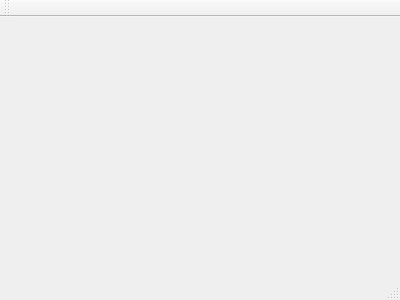
Qt form MainWindow.ui (pozitiffcat/GpxAnalysis) before a commit.
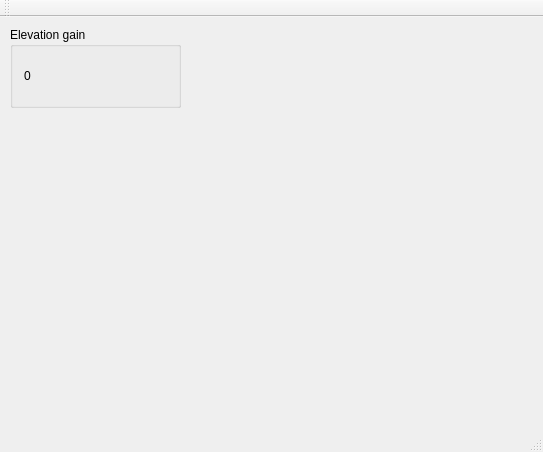
The same form after that commit. Custom widgets are drawn as their Qt base class.

Diff of the .ui file:
```diff
--- a/MainWindow.ui
+++ b/MainWindow.ui
@@ -1,24 +1,80 @@
 <ui version="4.0">
  <class>MainWindow</class>
- <widget class="QMainWindow" name="MainWindow" >
-  <property name="geometry" >
+ <widget class="QMainWindow" name="MainWindow">
+  <property name="geometry">
    <rect>
     <x>0</x>
     <y>0</y>
-    <width>400</width>
-    <height>300</height>
+    <width>543</width>
+    <height>452</height>
    </rect>
   </property>
   <property name="windowTitle" >
    <string>MainWindow</string>
   </property>
-  <widget class="QMenuBar" name="menuBar" />
-  <widget class="QToolBar" name="mainToolBar" />
-  <widget class="QWidget" name="centralWidget" />
-  <widget class="QStatusBar" name="statusBar" />
+  <widget class="QWidget" name="centralWidget">
+   <widget class="QGroupBox" name="groupBox">
+    <property name="geometry">
+     <rect>
+      <x>10</x>
+      <y>10</y>
+      <width>171</width>
+      <height>81</height>
+     </rect>
+    </property>
+    <property name="title">
+     <string>Elevation gain</string>
+    </property>
+    <layout class="QVBoxLayout" name="verticalLayout">
+     <item>
+      <widget class="QLabel" name="elevationGainLabel">
+       <property name="text">
+        <string>0</string>
+       </property>
+      </widget>
+     </item>
+    </layout>
+   </widget>
+   <widget class="GpxAnalysisWidget" name="gpxAnalysisWidget" native="true">
+    <property name="geometry">
+     <rect>
+      <x>10</x>
+      <y>100</y>
+      <width>521</width>
+      <height>141</height>
+     </rect>
+    </property>
+   </widget>
+  </widget>
+  <widget class="QMenuBar" name="menuBar">
+   <property name="geometry">
+    <rect>
+     <x>0</x>
+     <y>0</y>
+     <width>543</width>
+     <height>26</height>
+    </rect>
+   </property>
+  </widget>
+  <widget class="QToolBar" name="mainToolBar">
+   <attribute name="toolBarArea">
+    <enum>TopToolBarArea</enum>
+   </attribute>
+   <attribute name="toolBarBreak">
+    <bool>false</bool>
+   </attribute>
+  </widget>
+  <widget class="QStatusBar" name="statusBar"/>
  </widget>
- <layoutDefault spacing="6" margin="11" />
- <pixmapfunction></pixmapfunction>
+ <layoutdefault spacing="6" margin="11"/>
+ <customwidgets>
+  <customwidget>
+   <class>GpxAnalysisWidget</class>
+   <extends>QWidget</extends>
+   <header>GpxAnalysisWidget.h</header>
+   <container>1</container>
+  </customwidget>
+ </customwidgets>
  <resources/>
  <connections/>
 </ui>
```
Left out of the diff: 3 changed lines with no effect on the pictures.
